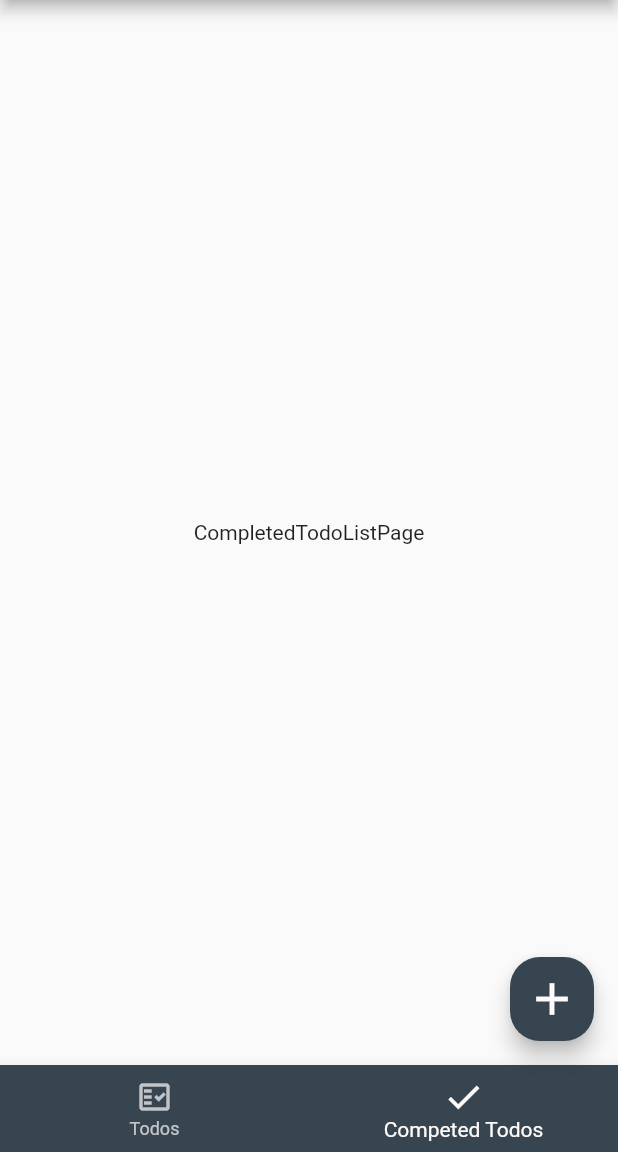
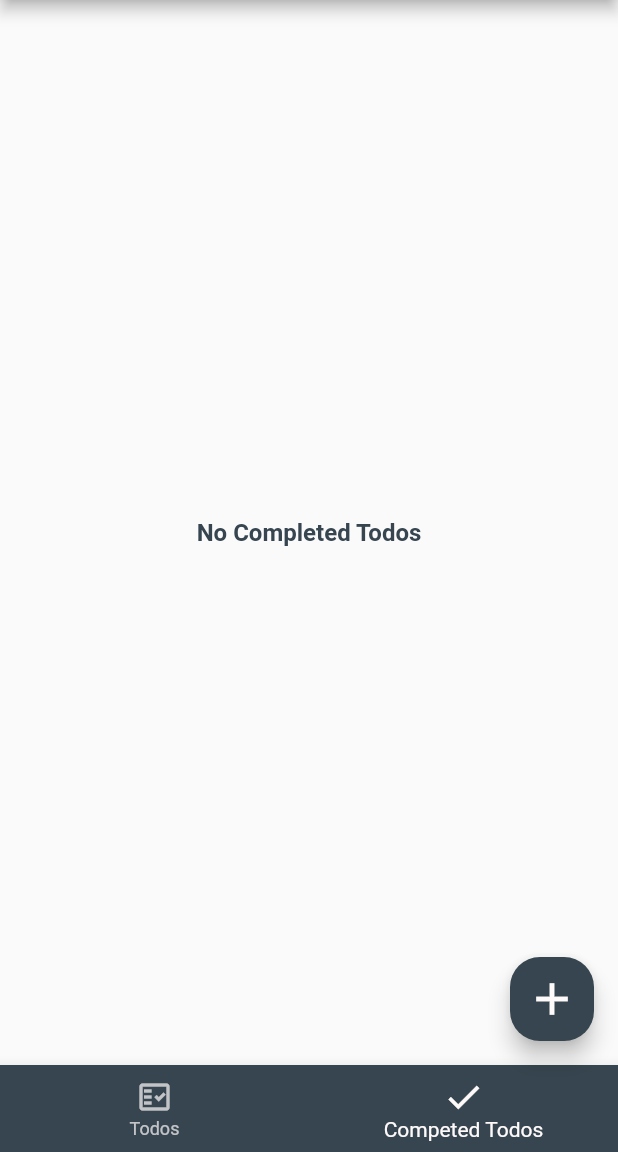
Before and after one commit to ItzZChrizZ/FamilyTodoApp-V2, a Flutter app: the screen it shows once a user with an empty profile is signed in, item 2 of the bottom bar chosen, on a phone screen of 412 x 824 dp, the part 84-1236 px from its top. Run offline on Flutter 3.47's test engine with Material 2 defaults, Android fonts, the phone set to English and light mode, and no system bars; our stand-ins replace cloud_firestore, firebase_auth, firebase_core, fluttertoast; accounts and stored records are empty; network calls fail.

Commit message:
Todo Widget and Todo List Pages Done

```diff
--- a/lib/components/homepage/competedtodolistpage.dart
+++ b/lib/components/homepage/competedtodolistpage.dart
@@ -1,12 +1,36 @@
+import 'package:familytodolistv2/components/todowidget.dart';
+import 'package:familytodolistv2/constants.dart';
+import 'package:familytodolistv2/database/provider.dart';
 import 'package:flutter/material.dart';
+import 'package:provider/provider.dart';
 
 class CompletedTodoListPage extends StatelessWidget {
   const CompletedTodoListPage({Key? key}) : super(key: key);
 
   @override
   Widget build(BuildContext context) {
-    return const Center(
-      child: Text("CompletedTodoListPage"),
-    );
+    final provider = Provider.of<TodosProvider>(context);
+    final todos = provider.todosCompleted;
+    return todos.isEmpty
+        ? Center(
+            child: Text(
+              "No Completed Todos",
+              style: Constants.subTitle,
+            ),
+          )
+        : ListView.separated(
+            physics: const BouncingScrollPhysics(),
+            padding: const EdgeInsets.all(16.0),
+            separatorBuilder: (context, index) => Container(
+              height: 8.0,
+            ),
+            itemCount: todos.length,
+            itemBuilder: (context, index) {
+              final todo = todos[index];
+              return TodoWidget(
+                todo: todo,
+              );
+            },
+          );
   }
 }
--- a/lib/database/provider.dart
+++ b/lib/database/provider.dart
@@ -3,30 +3,31 @@ import 'package:familytodolistv2/services/firebase.dart';
 import 'package:flutter/material.dart';
 
 class TodosProvider extends ChangeNotifier {
-  List<Todo> _todos = [];
+  List<Todo> todos = [];
 
   List<Todo> get todoss =>
-      _todos.where((todo) => todo.isDone == false).toList();
+      todos.where((todo) => todo.isDone == false).toList();
 
   List<Todo> get todosCompleted =>
-      _todos.where((todo) => todo.isDone == true).toList();
+      todos.where((todo) => todo.isDone == true).toList();
 
   void setTodos(List<Todo> todos) =>
       WidgetsBinding.instance?.addPostFrameCallback((_) {
-        _todos = todos;
+        todos = todos;
         notifyListeners();
       });
 
   void addTodo(Todo todo) => FirebaseServices.createTodo(todo);
 
   void deleteTodo(Todo todo) {
-    _todos.remove(todo);
+    todos.remove(todo);
     notifyListeners();
   }
 
-  bool updateDone(Todo todo) {
+  bool toggleTodoStatus(Todo todo) {
     todo.isDone = !todo.isDone;
-    notifyListeners();
+    FirebaseServices.updateTodo(todo);
+
     return todo.isDone;
   }
 
```
Also changed, not shown: lib/components/homepage/todolistpage.dart (+28 -87 lines), lib/components/todowidget.dart (added, +66 -0 lines).
